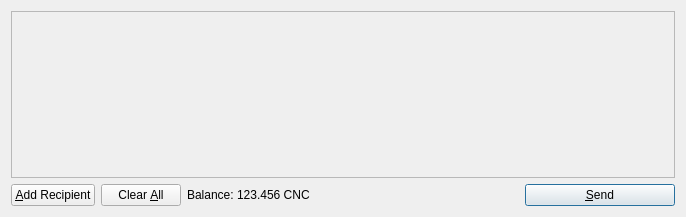
The window that src/qt/forms/sendcoinsdialog.ui (balkcracker/macrocoin) describes before a commit, drawn with Qt 5.
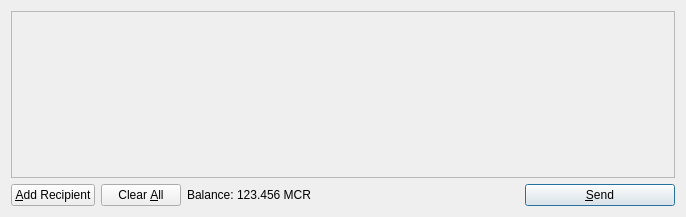
The same window after the commit. Icons and pictures are not drawn.

```diff
--- a/src/qt/forms/sendcoinsdialog.ui
+++ b/src/qt/forms/sendcoinsdialog.ui
@@ -119,7 +119,7 @@
           <cursorShape>IBeamCursor</cursorShape>
          </property>
          <property name="text">
-          <string>123.456 CNC</string>
+          <string>123.456 MCR</string>
          </property>
          <property name="textInteractionFlags">
           <set>Qt::LinksAccessibleByMouse|Qt::TextSelectableByKeyboard|Qt::TextSelectableByMouse</set>
```
